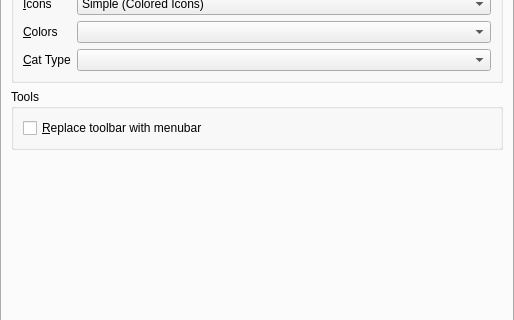
Above: launcher/ui/pages/global/LauncherPage.ui from PolyMC/PolyMC before the change; both pictures show x 0 to 514 and y 138 to 458 of the 514 by 629 pixel window. Below: the same form after it.
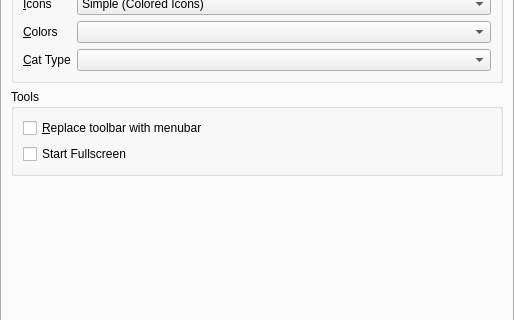
That is the form after the change. The open tabs and pages were chosen to show the change.

Commit message: Add option to always start PolyMC fullscreen.

The edit to the form file:
```diff
--- a/launcher/ui/pages/global/LauncherPage.ui
+++ b/launcher/ui/pages/global/LauncherPage.ui
@@ -380,6 +380,13 @@
             </property>
            </widget>
           </item>
+          <item>
+           <widget class="QCheckBox" name="startFullscreenCheckBox">
+            <property name="text">
+             <string>Start Fullscreen</string>
+            </property>
+           </widget>
+          </item>
          </layout>
         </widget>
        </item>
```
The commit also changes 2 other files.
